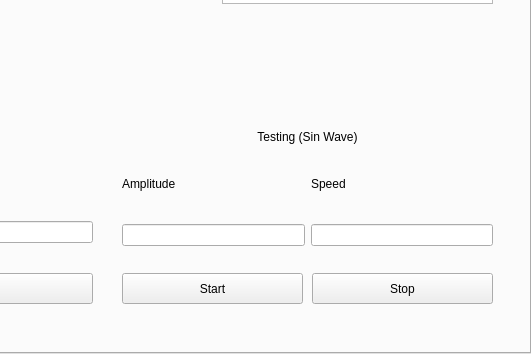
FSC-Lab/ground_station_gui, file src/GUI/GUI_Sampler.ui: the form before one commit; both pictures show x 810 to 1341 and y 503 to 857 of the 1341 by 857 pixel window.
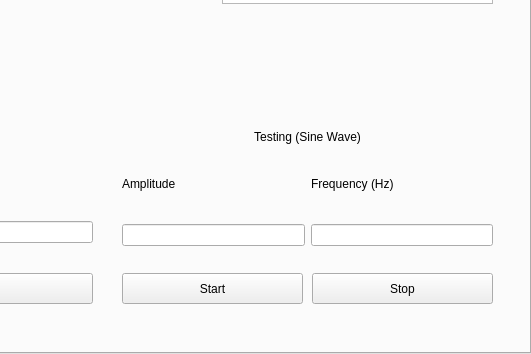
The form after the commit.

Commit message: Update GUI_Sampler.ui and ros_single_drone_control.py for payload position adjustment

```diff
--- a/src/GUI/GUI_Sampler.ui
+++ b/src/GUI/GUI_Sampler.ui
@@ -1650,7 +1650,7 @@
         </sizepolicy>
        </property>
        <property name="text">
-        <string>Speed</string>
+        <string>Frequency (Hz)</string>
        </property>
       </widget>
      </item>
@@ -1663,7 +1663,7 @@
         </sizepolicy>
        </property>
        <property name="text">
-        <string>Testing (Sin Wave)</string>
+        <string>Testing (Sine Wave)</string>
        </property>
        <property name="alignment">
         <set>Qt::AlignBottom|Qt::AlignHCenter</set>
```
Left out of the diff: 2 changed lines with no effect on the pictures. The commit also changes 4 other files.
